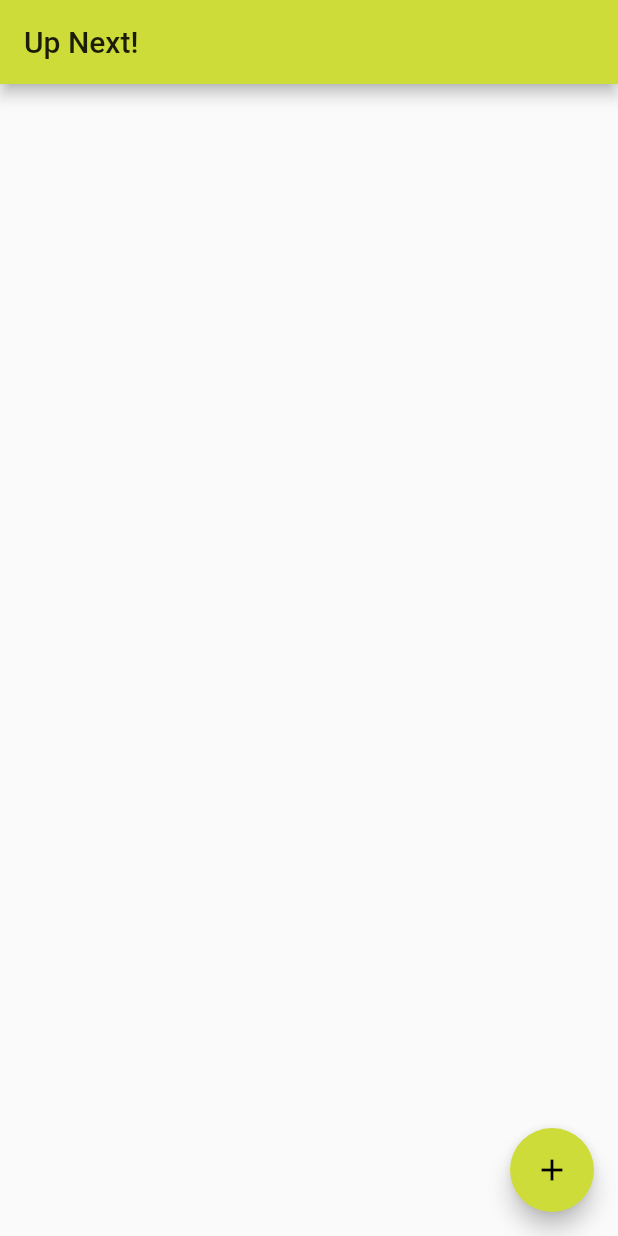
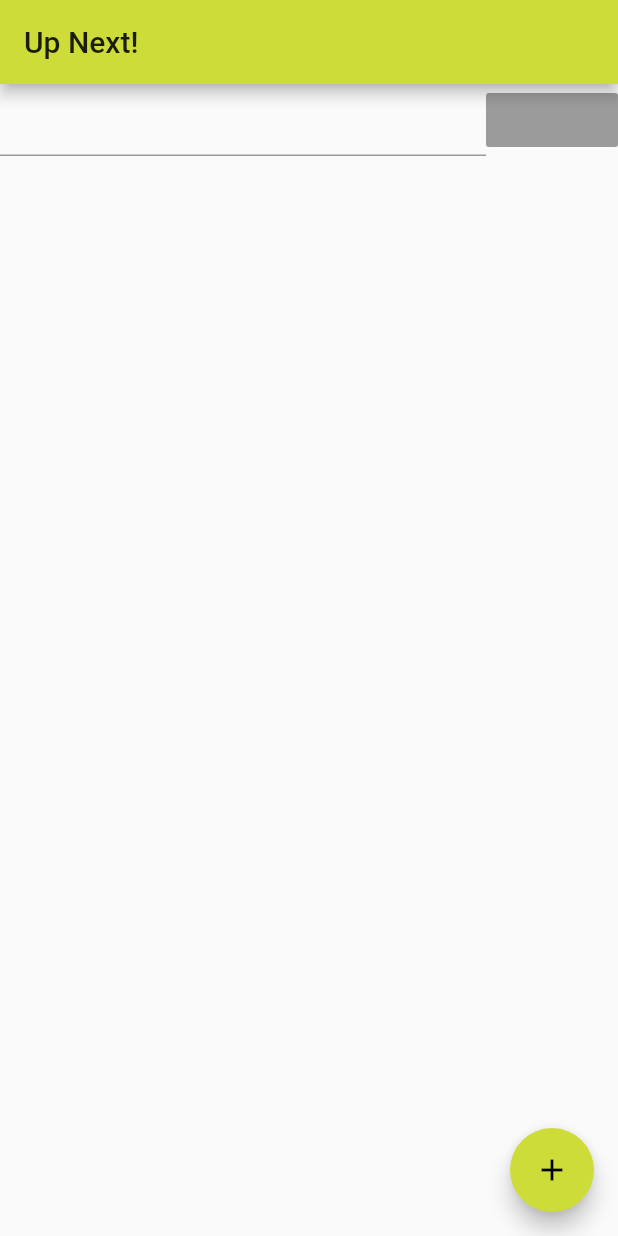
Before and after one commit to robin1996/flutter_task_manager, a Flutter app: the screen it shows after launch, on a phone screen of 412 x 824 dp. Run offline on Flutter 3.47's test engine with Material 2 defaults, Android fonts, the phone set to English and light mode, and no system bars.

Commit message:
Add text field and button

```diff
--- a/lib/main.dart
+++ b/lib/main.dart
@@ -16,7 +16,7 @@ class MyApp extends StatelessWidget {
   }
 }
 
-// 🤯  Models 🤯
+// 🤯 Models 🤯
 
 class ToDo {
   bool done = false;
@@ -74,7 +74,16 @@ class _ToDoListPageState extends State<ToDoListPage> {
         // the App.build method, and use it to set our appbar title.
         title: Text(widget.title),
       ),
-      body: ListView.builder(
+      body: Column(
+        children: <Widget>[
+          Row(
+            children: <Widget>[
+              Flexible(child: TextField()),
+              RaisedButton(onPressed: null),
+            ],
+          ),
+          Flexible(
+            child: ListView.builder(
               itemCount: toDos.length,
               itemBuilder: (context, index) {
                 return CheckboxListTile(
@@ -88,6 +97,9 @@ class _ToDoListPageState extends State<ToDoListPage> {
                 );
               },
             ),
+          ),
+        ],
+      ),
       floatingActionButton: FloatingActionButton(
         onPressed: _addToDo,
         tooltip: 'Add',
```
Lines whose indentation alone changed are shown as unchanged.
